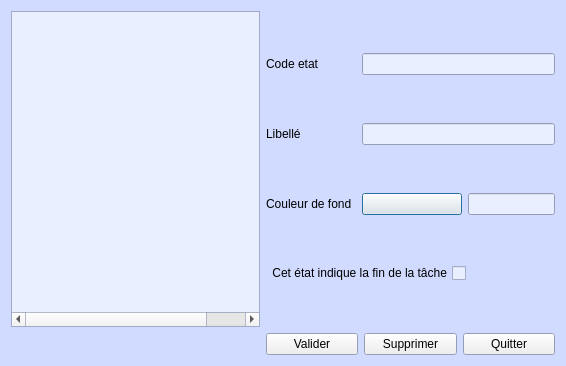
Above: Programmes/synoptux/src/dlgetat.ui from leo-naeka/medintux before the change. Below: the same form after it.
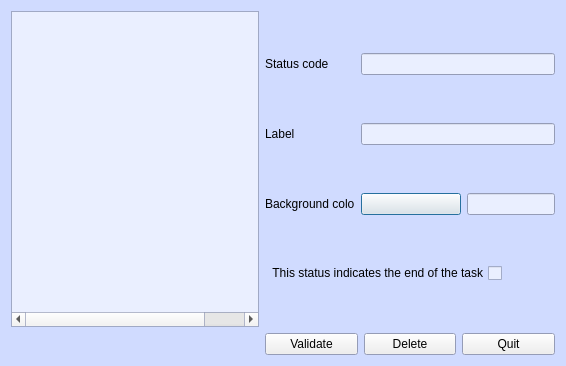
That is the form after the change. Icons and pictures are not drawn.

```diff
--- a/Programmes/synoptux/src/dlgetat.ui
+++ b/Programmes/synoptux/src/dlgetat.ui
@@ -103,7 +103,7 @@
      </column>
      <column>
       <property name="text">
-       <string>Libelle</string>
+       <string>Label</string>
       </property>
      </column>
      <column>
@@ -129,7 +129,7 @@
           </size>
          </property>
          <property name="text">
-          <string>Code etat</string>
+          <string>Status code</string>
          </property>
         </widget>
        </item>
@@ -156,7 +156,7 @@
           </size>
          </property>
          <property name="text">
-          <string>Libellé</string>
+          <string>Label</string>
          </property>
         </widget>
        </item>
@@ -180,7 +180,7 @@
           </size>
          </property>
          <property name="text">
-          <string>Couleur de fond</string>
+          <string>Background color</string>
          </property>
         </widget>
        </item>
@@ -210,7 +210,7 @@
           <enum>Qt::RightToLeft</enum>
          </property>
          <property name="text">
-          <string>Cet état indique la fin de la tâche</string>
+          <string>This status indicates the end of the task</string>
          </property>
         </widget>
        </item>
@@ -244,21 +244,21 @@
    <item row="1" column="1" rowspan="2">
     <widget class="QPushButton" name="pushButton_ValidEtat">
      <property name="text">
-      <string>Valider</string>
+      <string>Validate</string>
      </property>
     </widget>
    </item>
    <item row="1" column="2" rowspan="2">
     <widget class="QPushButton" name="pushButton_annuler">
      <property name="text">
-      <string>Supprimer</string>
+      <string>Delete</string>
      </property>
     </widget>
    </item>
    <item row="1" column="3" rowspan="2">
     <widget class="QPushButton" name="pushButton_QuitterEtat">
      <property name="text">
-      <string>Quitter</string>
+      <string>Quit</string>
      </property>
     </widget>
    </item>
```
Left out of the diff: 2 changed lines with no effect on the pictures.
